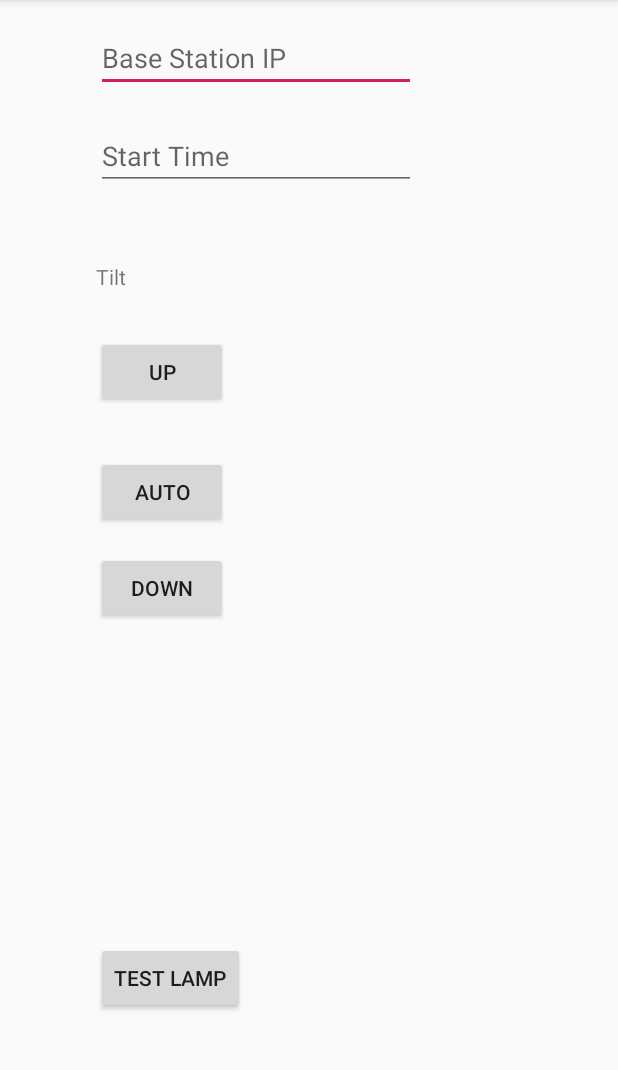
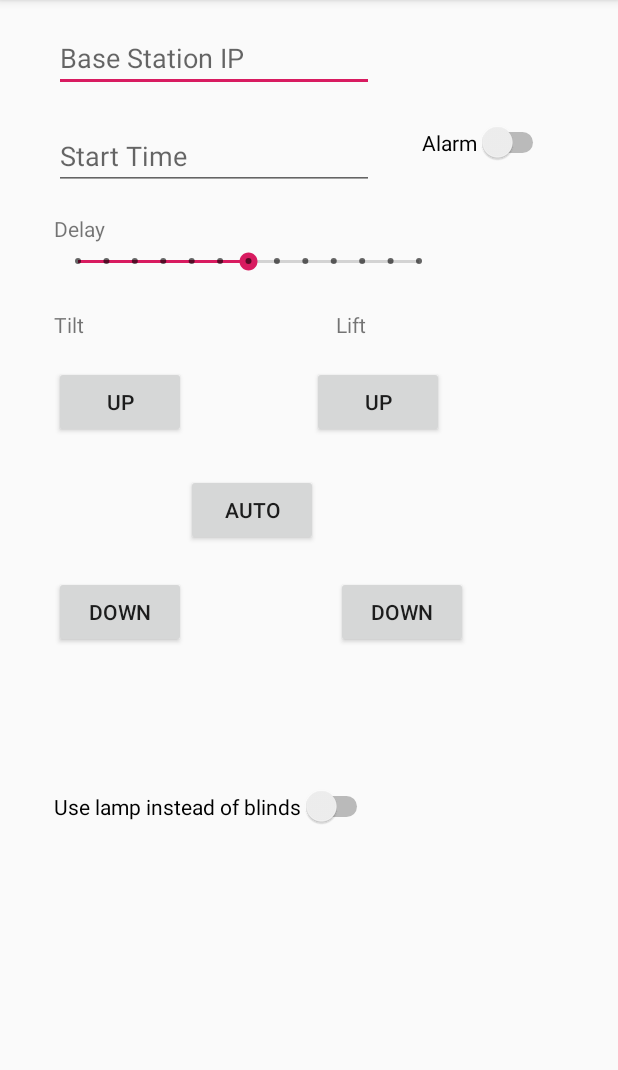
Before and after one commit to AlterationBrick/blessed-rest, an Android app: the screen it shows after launch (MainActivity), on a phone screen of 412 x 824 dp, the part 84-1154 px from its top. Run offline under Robolectric (Android 15) with nearby library versions, the phone set to English and light mode, and no system bars.

Commit message:
Things working as of 12/2

```diff
--- a/android/MySmartBlindControl/app/src/main/java/com/example/mysmartblindcontrol/MainActivity.java
+++ b/android/MySmartBlindControl/app/src/main/java/com/example/mysmartblindcontrol/MainActivity.java
@@ -11,7 +11,11 @@ import android.text.TextWatcher;
 import android.view.MotionEvent;
 import android.view.View;
 import android.widget.Button;
+import android.widget.CompoundButton;
 import android.widget.EditText;
+import android.widget.SeekBar;
+import android.widget.Switch;
+import android.widget.TextView;
 import android.widget.TimePicker;
 
 import java.io.BufferedReader;
@@ -19,13 +23,14 @@ import java.io.IOException;
 import java.io.InputStreamReader;
 import java.net.HttpURLConnection;
 import java.net.URL;
-import java.sql.Time;
 import java.util.Calendar;
 
 public class MainActivity extends AppCompatActivity {
 
     String ipaddr = "0.0.0.0:0";
     EditText startTime;
+    SeekBar delaySlider;
+    TextView delay;
 
     @SuppressLint("ClickableViewAccessibility")
     @Override
@@ -36,8 +41,13 @@ public class MainActivity extends AppCompatActivity {
         Button tiltUp = findViewById(R.id.tiltUp);
         Button tiltDown = findViewById(R.id.tiltDown);
         Button tiltAuto = findViewById(R.id.tiltAuto);
-        Button testLamp = findViewById(R.id.testLamp);
+        Button liftUp = findViewById(R.id.liftUp);
+        Button liftDown = findViewById(R.id.liftDown);
         EditText ipField = findViewById(R.id.editText);
+        Switch almSwitch = findViewById(R.id.almSwitch);
+        Switch lampSwitch = findViewById(R.id.lampSwitch);
+        delaySlider = findViewById(R.id.delaySlider);
+        delay = findViewById(R.id.delay);
         startTime = findViewById(R.id.startTime);
         ipField.addTextChangedListener(watch);
 
@@ -76,11 +86,20 @@ public class MainActivity extends AppCompatActivity {
             }
         });
 
-        testLamp.setOnTouchListener(new View.OnTouchListener() {
+        liftUp.setOnTouchListener(new View.OnTouchListener() {
             @Override
             public boolean onTouch(View v, MotionEvent event) {
                 if (event.getAction() == MotionEvent.ACTION_DOWN)
-                    new Background_get().execute("lamp/on");
+                    new Background_get().execute("lift/up");
+                return true;
+            }
+        });
+
+        liftDown.setOnTouchListener(new View.OnTouchListener() {
+            @Override
+            public boolean onTouch(View v, MotionEvent event) {
+                if (event.getAction() == MotionEvent.ACTION_DOWN)
+                    new Background_get().execute("lift/down");
                 return true;
             }
         });
@@ -104,6 +123,45 @@ public class MainActivity extends AppCompatActivity {
                     mTimePicker.show();
                 }
                 return true;
+            }
+        });
+
+        almSwitch.setOnCheckedChangeListener(new CompoundButton.OnCheckedChangeListener() {
+            @Override
+            public void onCheckedChanged(CompoundButton buttonView, boolean isChecked) {
+                if (isChecked) {
+                    new Background_get().execute("alm/on");
+                } else {
+                    new Background_get().execute("alm/off");
+                }
+            }
+        });
+
+        lampSwitch.setOnCheckedChangeListener(new CompoundButton.OnCheckedChangeListener() {
+            @Override
+            public void onCheckedChanged(CompoundButton buttonView, boolean isChecked) {
+                if (isChecked) {
+                    new Background_get().execute("artificial");
+                } else {
+                    new Background_get().execute("natural");
+                }
+            }
+        });
+
+        delaySlider.setOnSeekBarChangeListener(new SeekBar.OnSeekBarChangeListener() {
+            @Override
+            public void onProgressChanged(SeekBar seekbar, int progress, boolean fromUser) {
+            }
+
+            @Override
+            public void onStartTrackingTouch(SeekBar seekbar) {
+            }
+
+            @Override
+            public void onStopTrackingTouch(SeekBar seekbar) {
+                int delayTime = seekbar.getProgress() * 5;
+                new Background_get().execute(String.format("delay/%d", delayTime));
+                delay.setText(String.valueOf(delayTime));
             }
         });
     }
--- a/android/MySmartBlindControl/app/src/main/res/layout/activity_main.xml
+++ b/android/MySmartBlindControl/app/src/main/res/layout/activity_main.xml
@@ -7,42 +7,85 @@
     tools:context=".MainActivity">
 
     <Button
+        android:id="@+id/tiltAuto"
+        android:layout_width="wrap_content"
+        android:layout_height="wrap_content"
+        android:layout_marginStart="88dp"
+        android:layout_marginLeft="88dp"
+        android:layout_marginTop="24dp"
+        android:text="Auto"
+        app:layout_constraintStart_toStartOf="@+id/tiltUp"
+        app:layout_constraintTop_toBottomOf="@+id/tiltUp" />
+
+    <Button
         android:id="@+id/tiltUp"
         android:layout_width="wrap_content"
         android:layout_height="wrap_content"
-        android:layout_marginStart="64dp"
-        android:layout_marginLeft="64dp"
-        android:layout_marginTop="224dp"
+        android:layout_marginStart="36dp"
+        android:layout_marginLeft="36dp"
+        android:layout_marginTop="244dp"
         android:text="Up"
         app:layout_constraintStart_toStartOf="parent"
         app:layout_constraintTop_toTopOf="parent" />
 
     <TextView
-        android:id="@+id/textView"
-        android:layout_width="39dp"
-        android:layout_height="25dp"
-        android:layout_marginBottom="24dp"
-        android:text="Tilt"
-        app:layout_constraintBottom_toTopOf="@+id/tiltUp"
-        app:layout_constraintStart_toStartOf="@+id/tiltUp" />
-
-    <Button
-        android:id="@+id/tiltAuto"
+        android:id="@+id/textView2"
         android:layout_width="wrap_content"
         android:layout_height="wrap_content"
-        android:layout_marginTop="32dp"
-        android:text="Auto"
-        app:layout_constraintStart_toStartOf="@+id/tiltUp"
-        app:layout_constraintTop_toBottomOf="@+id/tiltUp" />
+        android:layout_marginStart="16dp"
+        android:layout_marginLeft="16dp"
+        android:text="Lift"
+        app:layout_constraintStart_toStartOf="@+id/liftUp"
+        app:layout_constraintTop_toTopOf="@+id/textView" />
 
     <Button
         android:id="@+id/tiltDown"
         android:layout_width="wrap_content"
         android:layout_height="wrap_content"
-        android:layout_marginTop="16dp"
+        android:layout_marginTop="20dp"
         android:text="Down"
-        app:layout_constraintStart_toStartOf="@+id/tiltAuto"
+        app:layout_constraintStart_toStartOf="@+id/tiltUp"
         app:layout_constraintTop_toBottomOf="@+id/tiltAuto" />
+
+    <Button
+        android:id="@+id/liftDown"
+        android:layout_width="wrap_content"
+        android:layout_height="wrap_content"
+        android:layout_marginStart="16dp"
+        android:layout_marginLeft="16dp"
+        android:text="Down"
+        app:layout_constraintStart_toStartOf="@+id/liftUp"
+        app:layout_constraintTop_toTopOf="@+id/tiltDown" />
+
+    <Switch
+        android:id="@+id/lampSwitch"
+        android:layout_width="wrap_content"
+        android:layout_height="wrap_content"
+        android:layout_marginTop="92dp"
+        android:text="Use lamp instead of blinds"
+        android:textOff="Artificial"
+        android:textOn="Natural"
+        app:layout_constraintStart_toStartOf="@+id/tiltDown"
+        app:layout_constraintTop_toBottomOf="@+id/tiltDown" />
+
+    <Button
+        android:id="@+id/liftUp"
+        android:layout_width="wrap_content"
+        android:layout_height="wrap_content"
+        android:layout_marginStart="84dp"
+        android:layout_marginLeft="84dp"
+        android:text="Up"
+        app:layout_constraintStart_toEndOf="@+id/tiltUp"
+        app:layout_constraintTop_toTopOf="@+id/tiltUp" />
+
+    <TextView
+        android:id="@+id/textView"
+        android:layout_width="39dp"
+        android:layout_height="25dp"
+        android:layout_marginBottom="12dp"
+        android:text="Tilt"
+        app:layout_constraintBottom_toTopOf="@+id/tiltUp"
+        app:layout_constraintStart_toStartOf="@+id/tiltUp" />
 
     <EditText
         android:id="@+id/editText"
@@ -55,15 +98,6 @@
         app:layout_constraintStart_toStartOf="@+id/textView"
         app:layout_constraintTop_toTopOf="parent" />
 
-    <Button
-        android:id="@+id/testLamp"
-        android:layout_width="wrap_content"
-        android:layout_height="wrap_content"
-        android:layout_marginTop="212dp"
-        android:text="Test Lamp"
-        app:layout_constraintStart_toStartOf="@+id/tiltDown"
-        app:layout_constraintTop_toBottomOf="@+id/tiltDown" />
-
     <EditText
         android:id="@+id/startTime"
         android:layout_width="wrap_content"
@@ -75,4 +109,43 @@
         app:layout_constraintStart_toStartOf="@+id/editText"
         app:layout_constraintTop_toBottomOf="@+id/editText" />
 
+    <Switch
+        android:id="@+id/almSwitch"
+        android:layout_width="wrap_content"
+        android:layout_height="wrap_content"
+        android:layout_marginStart="32dp"
+        android:layout_marginLeft="32dp"
+        android:text="Alarm"
+        app:layout_constraintStart_toEndOf="@+id/startTime"
+        app:layout_constraintTop_toTopOf="@+id/startTime" />
+
+    <SeekBar
+        android:id="@+id/delaySlider"
+        style="@style/Widget.AppCompat.SeekBar.Discrete"
+        android:layout_width="259dp"
+        android:layout_height="23dp"
+        android:layout_marginTop="36dp"
+        android:max="12"
+        android:progress="6"
+        app:layout_constraintStart_toStartOf="@+id/startTime"
+        app:layout_constraintTop_toBottomOf="@+id/startTime" />
+
+    <TextView
+        android:id="@+id/textView3"
+        android:layout_width="wrap_content"
+        android:layout_height="wrap_content"
+        android:layout_marginTop="16dp"
+        android:text="Delay"
+        app:layout_constraintStart_toStartOf="@+id/delaySlider"
+        app:layout_constraintTop_toBottomOf="@+id/startTime" />
+
+    <TextView
+        android:id="@+id/delay"
+        android:layout_width="wrap_content"
+        android:layout_height="wrap_content"
+        android:layout_marginStart="32dp"
+        android:layout_marginLeft="32dp"
+        app:layout_constraintStart_toEndOf="@+id/delaySlider"
+        app:layout_constraintTop_toTopOf="@+id/delaySlider" />
+
 </androidx.constraintlayout.widget.ConstraintLayout>
--- a/android/MySmartBlindControl/build.gradle
+++ b/android/MySmartBlindControl/build.gradle
@@ -7,7 +7,7 @@ buildscript {
 
     }
     dependencies {
-        classpath 'com.android.tools.build:gradle:3.5.1'
+        classpath 'com.android.tools.build:gradle:3.5.2'
 
         // NOTE: Do not place your application dependencies here; they belong
         // in the individual module build.gradle files
```
Also changed, not shown: 3 other files.
